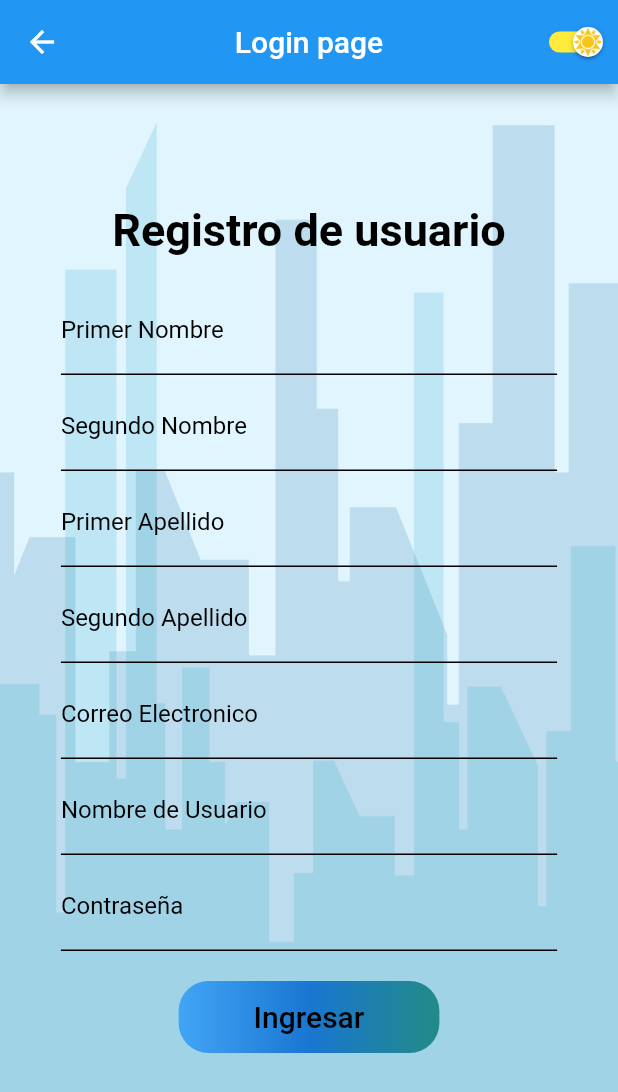
After one commit to jhon0520/BiciAppFlutter, a Flutter app: the RegisterPage screen opened by its route, on a phone screen of 412 x 824 dp. The commit adds this screen. Shown: the top 1092 px of the screen. Run offline on Flutter 3.47's test engine with Material 2 defaults, Android fonts, the phone set to English and light mode, and no system bars; our stand-ins replace flutter_map, flutter_swiper, latlong, location; accounts and stored records are empty.

Commit message:
Agregando register page

```diff
--- a/lib/main.dart
+++ b/lib/main.dart
@@ -1,3 +1,4 @@
+import 'package:biciapp/src/page/register_page.dart';
 import 'package:flutter/material.dart';
 
 import 'package:biciapp/src/page/login_page.dart';
@@ -35,9 +36,10 @@ class MyApp extends StatelessWidget {
       child: MaterialApp(
         debugShowCheckedModeBanner: false,
         title: 'biciapps App',
-        initialRoute: 'principal',
+        initialRoute: 'login',
         routes: {
           'login' : (context) => LoginPage(),
+          'register' : (context) => RegisterPage(),
           'principal' : (context) => PrincipalPage()
         },
       ),
--- a/lib/src/page/principal_page.dart
+++ b/lib/src/page/principal_page.dart
@@ -6,7 +6,7 @@ import 'package:biciapp/src/global/wallpaper_global.dart';
 import 'package:biciapp/src/model/loginStyle/loginStyle_model.dart';
 import 'package:biciapp/src/provider/switchappbarbuttom_provider.dart';
 import 'package:biciapp/src/view/principal/principalPage_view.dart';
-
+import 'package:flutter/services.dart';
 
 class PrincipalPage extends StatefulWidget {
   PrincipalPage({Key key}) : super(key: key);
@@ -15,26 +15,35 @@ class PrincipalPage extends StatefulWidget {
 }
 
 class _PrincipalPageState extends State<PrincipalPage> {
-
   @override
   Widget build(BuildContext context) {
+    SystemChrome.setPreferredOrientations(
+        [DeviceOrientation.portraitUp, DeviceOrientation.portraitDown]);
 
     // Get location on all pages
     ChronometerProvider timer = Provider.of<ChronometerProvider>(context);
     LocationProvider geoposition = Provider.of<LocationProvider>(context);
 
-    if( (int.parse(timer.stopwatchText.substring(6,8)) % 10)  == 0 && !timer.isStart && geoposition.getisStarted){
+    if ((int.parse(timer.stopwatchText.substring(6, 8)) % 10) == 0 &&
+        !timer.isStart &&
+        geoposition.getisStarted) {
       geoposition.getPosition();
     }
 
     Size size = MediaQuery.of(context).size;
-    SwitchAppbarProvider dayModeProvider = Provider.of<SwitchAppbarProvider>(context);
+    SwitchAppbarProvider dayModeProvider =
+        Provider.of<SwitchAppbarProvider>(context);
     bool dayMode = dayModeProvider.dayMode;
     LoginPageStyleModel stylePage = LoginPageStyleModel();
 
-      return Scaffold(
+    return Scaffold(
       appBar: AppBar(
-        title: Text('Login page'),
+        title: Container(
+            child: Row(
+              mainAxisAlignment: MainAxisAlignment.center,
+              children: <Widget>[Icon(Icons.directions_bike), SizedBox(width: 5), Text('BiciApp')],
+          ),
+        ),
         centerTitle: true,
         actions: <Widget>[
           AppbarGlobal(),
--- /dev/null
+++ b/lib/src/page/register_page.dart
@@ -0,0 +1,28 @@
+import 'package:biciapp/src/view/register/registerPage_view.dart';
+import 'package:flutter/material.dart';
+import 'package:biciapp/src/global/wallpaper_global.dart';
+import 'package:biciapp/src/global/switchappbarbuttom_global.dart';
+
+class RegisterPage extends StatelessWidget {
+  const RegisterPage({Key key}) : super(key: key);
+
+  @override
+  Widget build(BuildContext context) {
+    return Scaffold(
+      appBar: AppBar(
+        title: Text('Login page'),
+        centerTitle: true,
+        actions: <Widget>[
+          AppbarGlobal(),
+        ],
+      ),
+      body: Stack(
+        fit: StackFit.expand,
+        children: <Widget>[
+          WallpaperGlobal(),
+          RegisterPageView(),
+        ],
+      ),
+    );
+  }
+}
--- a/lib/src/provider/geoLocation_provider.dart
+++ b/lib/src/provider/geoLocation_provider.dart
@@ -116,7 +116,8 @@ class LocationProvider extends ChangeNotifier{
             double distance = calculateDistance(getPoints[position-2].latitude,getPoints[position-1].latitude,
                                                getPoints[position-2].longitude,getPoints[position-1].longitude);
             //print('distance: ${distance.toString()}');
-            setnewDistance = getDistances[position-1] + distance;
+            print(getDistances.length);
+            setnewDistance = (getDistances[getDistances.length-1] + distance);
 
             //print('Time $getTime');
             print('Distance Length ${getDistances.length}');
@@ -124,6 +125,9 @@ class LocationProvider extends ChangeNotifier{
               double time = 10 / 3600;
               int position = getDistances.length;
               double speed = calculateSpeed(getDistances[position-2], getDistances[position-1], time);
+              if(speed == 0.0){
+                speed= 0.00001;
+              }
               setVelocityChanged = speed;
               print('Speed: $speed');
             }
--- a/lib/src/utils/alert.dart
+++ b/lib/src/utils/alert.dart
@@ -1,7 +1,9 @@
+import 'package:biciapp/src/provider/chronometer_provider.dart';
+import 'package:biciapp/src/provider/geoLocation_provider.dart';
+import 'package:biciapp/src/provider/tabs_provider.dart';
 import 'package:flutter/material.dart';
 
 void showAlert (BuildContext context, String menssageTitle, String message){
-
   showDialog(
     context: context,
     builder: (context){
@@ -20,3 +22,37 @@ void showAlert (BuildContext context, String menssageTitle, String message){
     }
   );
 }
+
+void showAlertExit (BuildContext context){
+  TabsProvider index = Provider.of<TabsProvider>(context);
+  ChronometerProvider timer = Provider.of<ChronometerProvider>(context);
+  LocationProvider geoposition = Provider.of<LocationProvider>(context);
+
+  showDialog(
+    context: context,
+    builder: (context){
+      return AlertDialog(
+        title: Text('Finalizar sesion'),
+        // backgroundColor: Colors.red,
+        contentPadding: EdgeInsets.fromLTRB(24.0, 20.0, 24.0, 24.0),
+        content: Text('¿Deseas finalizar la sesion?'),
+        actions: <Widget>[
+          FlatButton(
+            child: Text('ok'),
+            onPressed: (){
+              timer.resetButtonPressed();
+              geoposition.setisStarted = false;
+              geoposition.restarted();
+              index.pageSelectedChange = 0;
+              Navigator.of(context, rootNavigator: true).pop('principal');
+            },
+          ),
+          FlatButton(
+            child: Text('cancel'),
+            onPressed: ()=> Navigator.of(context).pop(),
+          ),
+        ],
+      );
+    }
+  );
+}
--- a/lib/src/view/login/loginPage_view.dart
+++ b/lib/src/view/login/loginPage_view.dart
@@ -221,8 +221,7 @@ class LoginPageView extends StatelessWidget {
               textColor: dayMode ? stylePage.colorTextDay : stylePage.colorTextNight,
               child: Text('Registrate'),
               onPressed: () {
-                print('holasssssssssss');
-                Navigator.pushNamed(context, 'registro');
+              Navigator.pushNamed(context, 'register');
               },
             ),
           ],
--- a/lib/src/view/principal/routinepage_view.dart
+++ b/lib/src/view/principal/routinepage_view.dart
@@ -3,6 +3,7 @@ import 'package:biciapp/src/provider/chronometer_provider.dart';
 import 'package:biciapp/src/provider/geoLocation_provider.dart';
 import 'package:biciapp/src/provider/switchappbarbuttom_provider.dart';
 import 'package:biciapp/src/provider/tabs_provider.dart';
+import 'package:biciapp/src/utils/alert.dart';
 import 'package:flutter/material.dart';
 
 class RoutinePage extends StatelessWidget {
@@ -35,7 +36,7 @@ class RoutinePage extends StatelessWidget {
         //SizedBox(height: 50),
         _information(dayMode, stylePage, geoposition),
         //SizedBox(height: 50),
-        _inputButtoms(dayMode, stylePage, timer, geoposition),
+        _inputButtoms(context, dayMode, stylePage, timer, geoposition),
 
         //Text("latitude location: ${geoposition.getLatitude}"),
         //Text("longitude location: ${geoposition.getLongitude}")
@@ -124,7 +125,7 @@ class RoutinePage extends StatelessWidget {
     );
   }
 
-  Widget _inputButtoms(bool dayMode, LoginPageStyleModel stylePage, ChronometerProvider timer, LocationProvider geoposition){
+  Widget _inputButtoms(BuildContext context, bool dayMode, LoginPageStyleModel stylePage, ChronometerProvider timer, LocationProvider geoposition){
     return Center(
           child: Column(
             children: <Widget>[
@@ -164,9 +165,10 @@ class RoutinePage extends StatelessWidget {
                   child: MaterialButton(
                     padding: EdgeInsets.symmetric(horizontal: 50.0,),
                     onPressed: (){
-                      timer.resetButtonPressed();
-                      geoposition.setisStarted = false;
-                      geoposition.restarted();
+                      showAlertExit(context);
+                      // timer.resetButtonPressed();
+                      // geoposition.setisStarted = false;
+                      // geoposition.restarted();
                     },
                     child: Icon(Icons.stop,
                            color: (dayMode ? stylePage.colorIconsDay : stylePage.colorIconNight),
--- /dev/null
+++ b/lib/src/view/register/registerPage_view.dart
@@ -0,0 +1,393 @@
+import 'package:biciapp/src/utils/alert.dart';
+import 'package:biciapp/src/view/login/loginPage_view.dart';
+import 'package:flutter/material.dart';
+
+import 'package:biciapp/src/model/loginStyle/loginStyle_model.dart';
+import 'package:biciapp/src/provider/switchappbarbuttom_provider.dart';
+
+String firstName;
+String secondName;
+String firstLastName;
+String secondLastName;
+String email;
+String nickName;
+String password;
+
+class RegisterPageView extends StatelessWidget {
+  const RegisterPageView({Key key}) : super(key: key);
+
+  @override
+  Widget build(BuildContext context) {
+
+    Size size = MediaQuery.of(context).size;
+    SwitchAppbarProvider dayModeProvider = Provider.of<SwitchAppbarProvider>(context);
+    bool dayMode = dayModeProvider.dayMode;
+    LoginPageStyleModel stylePage = LoginPageStyleModel();
+
+    return SingleChildScrollView(
+      child: Column(
+        children: <Widget>[
+          SafeArea(
+            child: Container(),
+          ),
+          Container(
+            width: size.width * 0.90,
+            margin: EdgeInsets.symmetric(vertical: 30.0),
+            padding: EdgeInsets.symmetric(vertical: 50.0),
+            color: Colors.transparent,
+            child: Column(
+              children: <Widget>[
+                Text(
+                  'Registro de usuario',
+                  style: dayMode
+                      ? stylePage.titleDayModeStyle
+                      : stylePage.titleNightModeStyle,
+                ),
+                SizedBox(height: 20.0),
+                _firstNameTextField(dayMode, stylePage),
+                SizedBox(height: 5.0),
+                _secondNameTextField(dayMode, stylePage),
+                SizedBox(height: 5.0),
+                _firstLastNameTextField(dayMode, stylePage),
+                SizedBox(height: 5.0),
+                _secondLastNameTextField(dayMode, stylePage),
+                SizedBox(height: 5.0),
+                _emailTextField(dayMode, stylePage),
+                SizedBox(height: 5.0),
+                _userNameTextField(dayMode, stylePage),
+                SizedBox(height: 5.0),
+                _passwordTextField(dayMode, stylePage),
+                SizedBox(height: 20.0),
+                _registerButton(context, dayMode, stylePage),
+              ],
+            ),
+          )
+        ],
+      ),
+    );
+  }
+
+  ///  Section to create User Name TextField
+  Widget _firstNameTextField(bool dayMode, LoginPageStyleModel stylePage) {
+    return Container(
+      padding: EdgeInsets.symmetric(horizontal: 20.0),
+      child: TextField(
+        keyboardType: TextInputType.text,
+        onChanged: (value) => firstName=value,
+        cursorColor:
+            (dayMode ? stylePage.colorTextDay : stylePage.colorTextNight),
+        style: TextStyle(
+            color:
+                (dayMode ? stylePage.colorIconsDay : stylePage.colorIconNight)),
+        decoration: InputDecoration(
+          hintText: 'Primer Nombre',
+          labelText: 'Primer Nombre',
+          labelStyle: TextStyle(
+              color: (dayMode
+                  ? stylePage.colorTextDay
+                  : stylePage.colorTextNight)),
+          hintStyle: TextStyle(
+              color: (dayMode
+                  ? stylePage.colorTextDay
+                  : stylePage.colorTextNight)),
+
+          //Cambio de color cuando la barra inferior del TextField no esta seleccionada
+          enabledBorder: UnderlineInputBorder(
+              borderSide: BorderSide(
+                  color: (dayMode
+                      ? stylePage.colorIconsDay
+                      : stylePage.colorIconNight),
+                  style: BorderStyle.solid)),
+          //Cambio de color cuando la barra inferior del TextField esta seleccionada
+          focusedBorder: UnderlineInputBorder(
+              borderSide: BorderSide(
+                  color: (dayMode
+                      ? stylePage.colorIconsDay
+                      : stylePage.colorIconNight),
+                  style: BorderStyle.solid)),
+        ),
+      ),
+    );
+  }
+
+  Widget _secondNameTextField(bool dayMode, LoginPageStyleModel stylePage) {
+    return Container(
+      padding: EdgeInsets.symmetric(horizontal: 20.0),
+      child: TextField(
+        keyboardType: TextInputType.text,
+        onChanged: (value) => secondName=value,
+        cursorColor:
+            (dayMode ? stylePage.colorTextDay : stylePage.colorTextNight),
+        style: TextStyle(
+            color:
+                (dayMode ? stylePage.colorIconsDay : stylePage.colorIconNight)),
+        decoration: InputDecoration(
+          hintText: 'Segundo Nombre',
+          labelText: 'Segundo Nombre',
+          labelStyle: TextStyle(
+              color: (dayMode
+                  ? stylePage.colorTextDay
+                  : stylePage.colorTextNight)),
+          hintStyle: TextStyle(
+              color: (dayMode
+                  ? stylePage.colorTextDay
+                  : stylePage.colorTextNight)),
+
+          //Cambio de color cuando la barra inferior del TextField no esta seleccionada
+          enabledBorder: UnderlineInputBorder(
+              borderSide: BorderSide(
+                  color: (dayMode
+                      ? stylePage.colorIconsDay
+                      : stylePage.colorIconNight),
+                  style: BorderStyle.solid)),
+          //Cambio de color cuando la barra inferior del TextField esta seleccionada
+          focusedBorder: UnderlineInputBorder(
+              borderSide: BorderSide(
+                  color: (dayMode
+                      ? stylePage.colorIconsDay
+                      : stylePage.colorIconNight),
+                  style: BorderStyle.solid)),
+        ),
+      ),
+    );
+  }
+
+  Widget _firstLastNameTextField(bool dayMode, LoginPageStyleModel stylePage) {
+    return Container(
+      padding: EdgeInsets.symmetric(horizontal: 20.0),
+      child: TextField(
+        keyboardType: TextInputType.text,
+        onChanged: (value) => firstLastName=value,
+        cursorColor:
+            (dayMode ? stylePage.colorTextDay : stylePage.colorTextNight),
+        style: TextStyle(
+            color:
+                (dayMode ? stylePage.colorIconsDay : stylePage.colorIconNight)),
+        decoration: InputDecoration(
+          hintText: 'Primer Apellido',
+          labelText: 'Primer Apellido',
+          labelStyle: TextStyle(
+              color: (dayMode
+                  ? stylePage.colorTextDay
+                  : stylePage.colorTextNight)),
+          hintStyle: TextStyle(
+              color: (dayMode
+                  ? stylePage.colorTextDay
+                  : stylePage.colorTextNight)),
+
+          //Cambio de color cuando la barra inferior del TextField no esta seleccionada
+          enabledBorder: UnderlineInputBorder(
+              borderSide: BorderSide(
+                  color: (dayMode
+                      ? stylePage.colorIconsDay
+                      : stylePage.colorIconNight),
+                  style: BorderStyle.solid)),
+          //Cambio de color cuando la barra inferior del TextField esta seleccionada
+          focusedBorder: UnderlineInputBorder(
+              borderSide: BorderSide(
+                  color: (dayMode
+                      ? stylePage.colorIconsDay
+                      : stylePage.colorIconNight),
+                  style: BorderStyle.solid)),
+        ),
+      ),
+    );
+  }
+
+  Widget _secondLastNameTextField(bool dayMode, LoginPageStyleModel stylePage) {
+    return Container(
+      padding: EdgeInsets.symmetric(horizontal: 20.0),
+      child: TextField(
+        keyboardType: TextInputType.text,
+        onChanged: (value) => secondLastName=value,
+        cursorColor:
+            (dayMode ? stylePage.colorTextDay : stylePage.colorTextNight),
+        style: TextStyle(
+            color:
+                (dayMode ? stylePage.colorIconsDay : stylePage.colorIconNight)),
+        decoration: InputDecoration(
+          hintText: 'Segundo Apellido',
+          labelText: 'Segundo Apellido',
+          labelStyle: TextStyle(
+              color: (dayMode
+                  ? stylePage.colorTextDay
+                  : stylePage.colorTextNight)),
+          hintStyle: TextStyle(
+              color: (dayMode
+                  ? stylePage.colorTextDay
+                  : stylePage.colorTextNight)),
+
+          //Cambio de color cuando la barra inferior del TextField no esta seleccionada
+          enabledBorder: UnderlineInputBorder(
+              borderSide: BorderSide(
+                  color: (dayMode
+                      ? stylePage.colorIconsDay
+                      : stylePage.colorIconNight),
+                  style: BorderStyle.solid)),
+          //Cambio de color cuando la barra inferior del TextField esta seleccionada
+          focusedBorder: UnderlineInputBorder(
+              borderSide: BorderSide(
+                  color: (dayMode
+                      ? stylePage.colorIconsDay
+                      : stylePage.colorIconNight),
+                  style: BorderStyle.solid)),
+        ),
+      ),
+    );
+  }
+
+  Widget _emailTextField(bool dayMode, LoginPageStyleModel stylePage) {
+    return Container(
+      padding: EdgeInsets.symmetric(horizontal: 20.0),
+      child: TextField(
+        keyboardType: TextInputType.emailAddress,
+        onChanged: (value) => email=value,
+        cursorColor:
+            (dayMode ? stylePage.colorTextDay : stylePage.colorTextNight),
+        style: TextStyle(
+            color:
+                (dayMode ? stylePage.colorIconsDay : stylePage.colorIconNight)),
+        decoration: InputDecoration(
+          hintText: 'Correo Electronico',
+          labelText: 'Correo Electronico',
+          labelStyle: TextStyle(
+              color: (dayMode
+                  ? stylePage.colorTextDay
+                  : stylePage.colorTextNight)),
+          hintStyle: TextStyle(
+              color: (dayMode
+                  ? stylePage.colorTextDay
+                  : stylePage.colorTextNight)),
+
+          //Cambio de color cuando la barra inferior del TextField no esta seleccionada
+          enabledBorder: UnderlineInputBorder(
+              borderSide: BorderSide(
+                  color: (dayMode
+                      ? stylePage.colorIconsDay
+                      : stylePage.colorIconNight),
+                  style: BorderStyle.solid)),
+          //Cambio de color cuando la barra inferior del TextField esta seleccionada
+          focusedBorder: UnderlineInputBorder(
+              borderSide: BorderSide(
+                  color: (dayMode
+                      ? stylePage.colorIconsDay
+                      : stylePage.colorIconNight),
+                  style: BorderStyle.solid)),
+        ),
+      ),
+    );
+  }
+
+  Widget _userNameTextField(bool dayMode, LoginPageStyleModel stylePage) {
+    return Container(
+      padding: EdgeInsets.symmetric(horizontal: 20.0),
+      child: TextField(
+        keyboardType: TextInputType.text,
+        onChanged: (value) => userName=value,
+        cursorColor:
+            (dayMode ? stylePage.colorTextDay : stylePage.colorTextNight),
+        style: TextStyle(
+            color:
+                (dayMode ? stylePage.colorIconsDay : stylePage.colorIconNight)),
+        decoration: InputDecoration(
+          hintText: 'Nombre de Usuario',
+          labelText: 'Nombre de Usuario',
+          labelStyle: TextStyle(
+              color: (dayMode
+                  ? stylePage.colorTextDay
+                  : stylePage.colorTextNight)),
+          hintStyle: TextStyle(
+              color: (dayMode
+                  ? stylePage.colorTextDay
+                  : stylePage.colorTextNight)),
+
+          //Cambio de color cuando la barra inferior del TextField no esta seleccionada
+          enabledBorder: UnderlineInputBorder(
+              borderSide: BorderSide(
+                  color: (dayMode
+                      ? stylePage.colorIconsDay
+                      : stylePage.colorIconNight),
+                  style: BorderStyle.solid)),
+          //Cambio de color cuando la barra inferior del TextField esta seleccionada
+          focusedBorder: UnderlineInputBorder(
+              borderSide: BorderSide(
+                  color: (dayMode
+                      ? stylePage.colorIconsDay
+                      : stylePage.colorIconNight),
+                  style: BorderStyle.solid)),
+        ),
+      ),
+    );
+  }
+
+  Widget _passwordTextField(bool dayMode, LoginPageStyleModel stylePage) {
+    return Container(
+      padding: EdgeInsets.symmetric(horizontal: 20.0),
+      child: TextField(
+        keyboardType: TextInputType.text,
+        onChanged: (value) => password=value,
+        cursorColor:
+            (dayMode ? stylePage.colorTextDay : stylePage.colorTextNight),
+        style: TextStyle(
+            color:
+                (dayMode ? stylePage.colorIconsDay : stylePage.colorIconNight)),
+        decoration: InputDecoration(
+          hintText: '******',
+          labelText: 'Contraseña',
+          labelStyle: TextStyle(
+              color: (dayMode
+                  ? stylePage.colorTextDay
+                  : stylePage.colorTextNight)),
+          hintStyle: TextStyle(
+              color: (dayMode
+                  ? stylePage.colorTextDay
+                  : stylePage.colorTextNight)),
+
+          //Cambio de color cuando la barra inferior del TextField no esta seleccionada
+          enabledBorder: UnderlineInputBorder(
+              borderSide: BorderSide(
+                  color: (dayMode
+                      ? stylePage.colorIconsDay
+                      : stylePage.colorIconNight),
+                  style: BorderStyle.solid)),
+          //Cambio de color cuando la barra inferior del TextField esta seleccionada
+          focusedBorder: UnderlineInputBorder(
+              borderSide: BorderSide(
+                  color: (dayMode
+                      ? stylePage.colorIconsDay
+                      : stylePage.colorIconNight),
+                  style: BorderStyle.solid)),
+        ),
+      ),
+    );
+  }
+
+  Widget _registerButton(BuildContext context, bool dayMode, LoginPageStyleModel stylePage) {
+    return Container(
+      decoration: BoxDecoration(
+          gradient: LinearGradient(
+            colors: <Color>[
+              Color(0xFF42A5F5),
+              Color(0xFF1976D2),
+              Color.fromRGBO(34, 139, 134, 100.0),
+              //Color(0xFF0D47A1),
+            ],
+          ),
+          borderRadius: BorderRadius.all(Radius.circular(20))),
+      child: MaterialButton(
+        padding: EdgeInsets.symmetric(horizontal: 50.0,),
+        onPressed: ()async {
+
+        Navigator.pushReplacementNamed(context, 'login');
+
+        },
+        child: Text('Ingresar',
+              style: TextStyle(color: (dayMode ? stylePage.colorTextDay : stylePage.colorTextNight),
+              fontSize: 20)
+        ),
+      ),
+    );
+  }
+
+
+}
```
